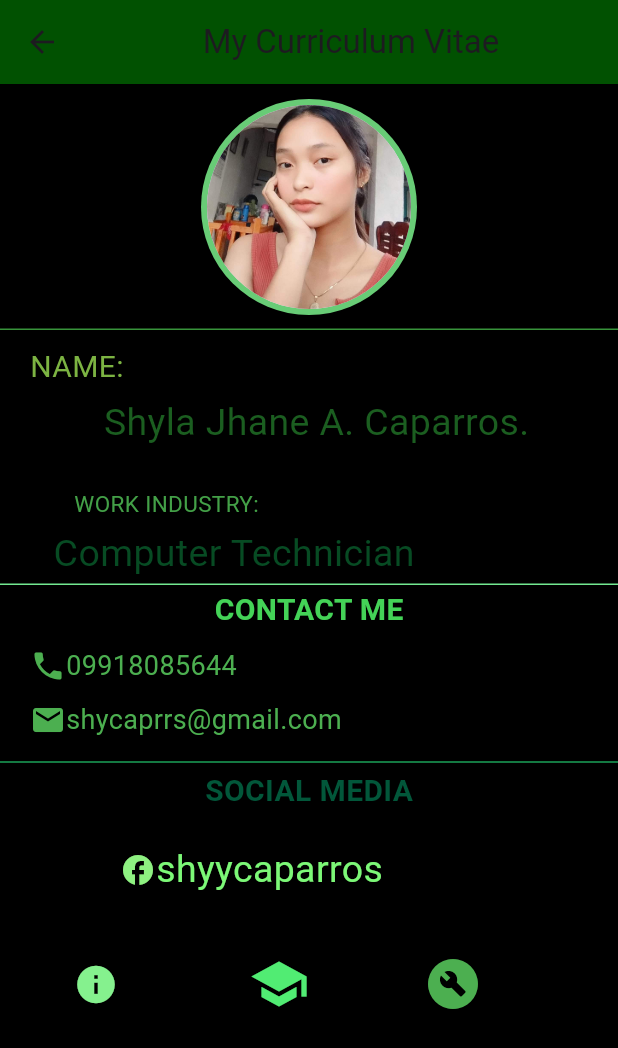
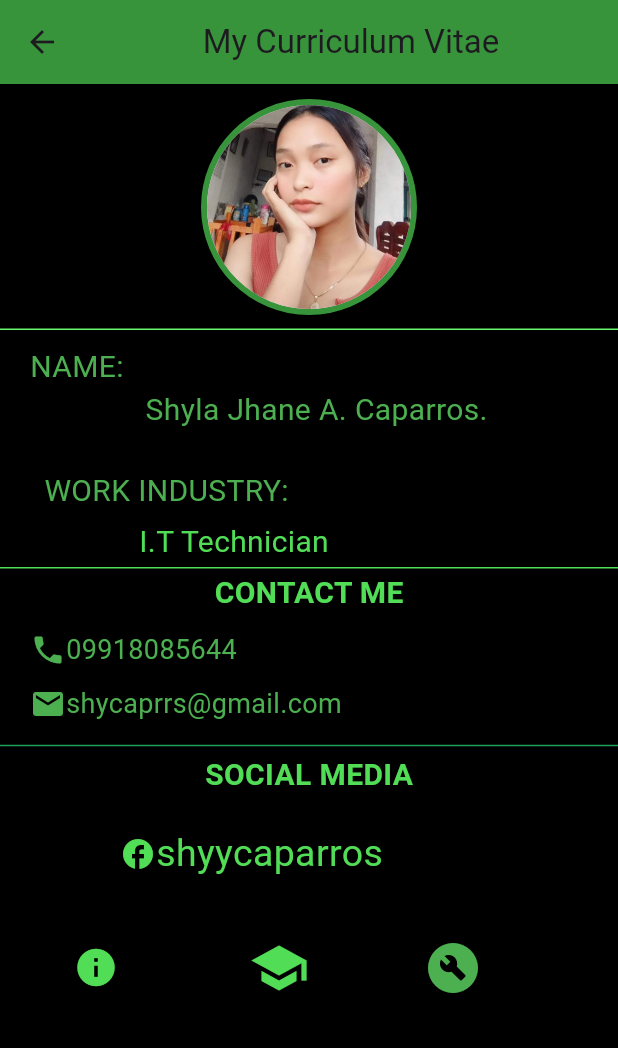
Before and after one commit to Caparrosshy/cvwithdatabase, a Flutter app: the Firstpage screen opened directly, on a phone screen of 412 x 824 dp. Shown: the top 1048 px of the screen. Run offline on Flutter 3.47's test engine with Material 3 defaults, Android fonts, the phone set to English and light mode, and no system bars; Roboto replaces fonts that are missing (RobotoMono).

Commit message:
first shy commit

```diff
--- a/lib/homepage.dart
+++ b/lib/homepage.dart
@@ -18,7 +18,7 @@ class Firstpage extends StatelessWidget {
         title: Center(
           child: Text('My Curriculum Vitae'),
         ),
-        backgroundColor: Color.fromRGBO(1, 85, 1, 0.957),
+        backgroundColor: Color.fromARGB(255, 56, 148, 59),
       ),
       body: Column(
         children: [
@@ -26,7 +26,7 @@ class Firstpage extends StatelessWidget {
             child: Padding(
               padding: EdgeInsets.symmetric(vertical: 10),
               child: CircleAvatar(
-                backgroundColor: Color.fromARGB(255, 104, 204, 118),
+                backgroundColor: Color.fromARGB(255, 56, 148, 59),
                 radius: 72,
                 child: CircleAvatar(
                   radius: 68,
@@ -37,7 +37,7 @@ class Firstpage extends StatelessWidget {
           ),
           const Divider(
             height: 0,
-            color: Color.fromARGB(255, 56, 148, 59),
+            color: Color.fromARGB(255, 105, 248, 110),
           ),
           Row(
             children: [
@@ -48,7 +48,7 @@ class Firstpage extends StatelessWidget {
                     'NAME:',
                     style: TextStyle(
                         fontSize: 20,
-                        color: Colors.lightGreen.shade600,
+                        color: Colors.green,
                         fontFamily: 'RobotoMono'),
                   ),
                 ),
@@ -56,14 +56,14 @@ class Firstpage extends StatelessWidget {
             ],
           ),
           SizedBox(
-            height: 5,
+            height: 0,
           ),Padding(padding: EdgeInsets.fromLTRB(10, 0, 0, 10),
           child: Text(
             'Shyla Jhane A. Caparros.',
             style: TextStyle(
               fontFamily: 'RobotoMono',
-              fontSize: 25,
-              color: Colors.green.shade900,
+              fontSize: 20,
+              color: Colors.green,
             ),
           ),),
 
@@ -76,8 +76,8 @@ class Firstpage extends StatelessWidget {
             'WORK INDUSTRY:',
               style: TextStyle(
                   fontFamily: 'RobotoMono',
-                  fontSize: 15,
-                  color: Colors.green.shade600),
+                  fontSize: 20,
+                  color: Colors.green),
             ),
           ),
           SizedBox(
@@ -86,23 +86,23 @@ class Firstpage extends StatelessWidget {
           Padding(
             padding: EdgeInsets.fromLTRB(0, 0, 100, 0),
             child: Text(
-              'Computer Technician',
+              'I.T Technician',
               style: TextStyle(
                   fontFamily: 'RobotoMono',
-                  color: Color.fromARGB(255, 7, 75, 35),
-                  fontSize: 25),
+                  color: Color.fromARGB(255, 82, 221, 86),
+                  fontSize: 20),
             ),
           ),
           Divider(
             height: 5,
-            color: Color.fromARGB(255, 115, 233, 145),
+            color: Color.fromARGB(255, 82, 221, 86),
           ),
           Text(
             'CONTACT ME',
             style: TextStyle(
               fontFamily: 'RobotoMono',
               fontWeight: FontWeight.w600,
-              color: Color.fromARGB(255, 68, 211, 87),
+              color: Color.fromARGB(255, 82, 221, 86),
               fontSize: 20,
             ),
           ),
@@ -153,7 +153,7 @@ class Firstpage extends StatelessWidget {
           Text(
             'SOCIAL MEDIA',
             style: TextStyle(
-              color: Color.fromARGB(255, 2, 87, 58),
+              color: Color.fromARGB(255, 82, 221, 86),
               fontFamily: 'RobotoMono',
               fontWeight: FontWeight.w600,
               fontSize: 20,
@@ -164,13 +164,13 @@ class Firstpage extends StatelessWidget {
             child: Row(children: [
               Icon(
                 Icons.facebook,
-                color: Color.fromARGB(255, 142, 241, 129),
+                color: Color.fromARGB(255, 82, 221, 86),
               ),
               Text(
                 'shyycaparros',
                 style: TextStyle(
                   fontFamily: 'RobotoMono',
-                  color: Color.fromARGB(255, 124, 248, 119),
+                  color: Color.fromARGB(255, 82, 221, 86),
                   fontSize: 25,
                 ),
               ),
@@ -184,7 +184,7 @@ class Firstpage extends StatelessWidget {
                   iconSize: 30,
                   icon: const Icon(
                     Icons.info,
-                    color: Color.fromARGB(255, 133, 241, 142),
+                    color: Color.fromARGB(255, 82, 221, 86),
                   ),
                   onPressed: () {
                     Navigator.push(
@@ -204,7 +204,7 @@ class Firstpage extends StatelessWidget {
                       iconSize: 40,
                       icon: const Icon(
                         Icons.school,
-                        color: Color.fromARGB(255, 81, 236, 115),
+                        color: Color.fromARGB(255, 82, 221, 86),
                       ),
                       onPressed: () {
                         Navigator.push(
--- a/pubspec.yaml
+++ b/pubspec.yaml
@@ -61,7 +61,9 @@ flutter:
 
   # To add assets to your application, add an assets section, like this:
   assets:
-    - images/
+    - images/shy.jpg
+    - images/bg.jpg
+    - images/icon.webp
   #   - images/a_dot_ham.jpeg
 
   # An image asset can refer to one or more resolution-specific "variants", see
```
Also changed, not shown: lib/signup.dart (+19 -21 lines), images/bg.jpg (added), images/nam.jpg (added).
